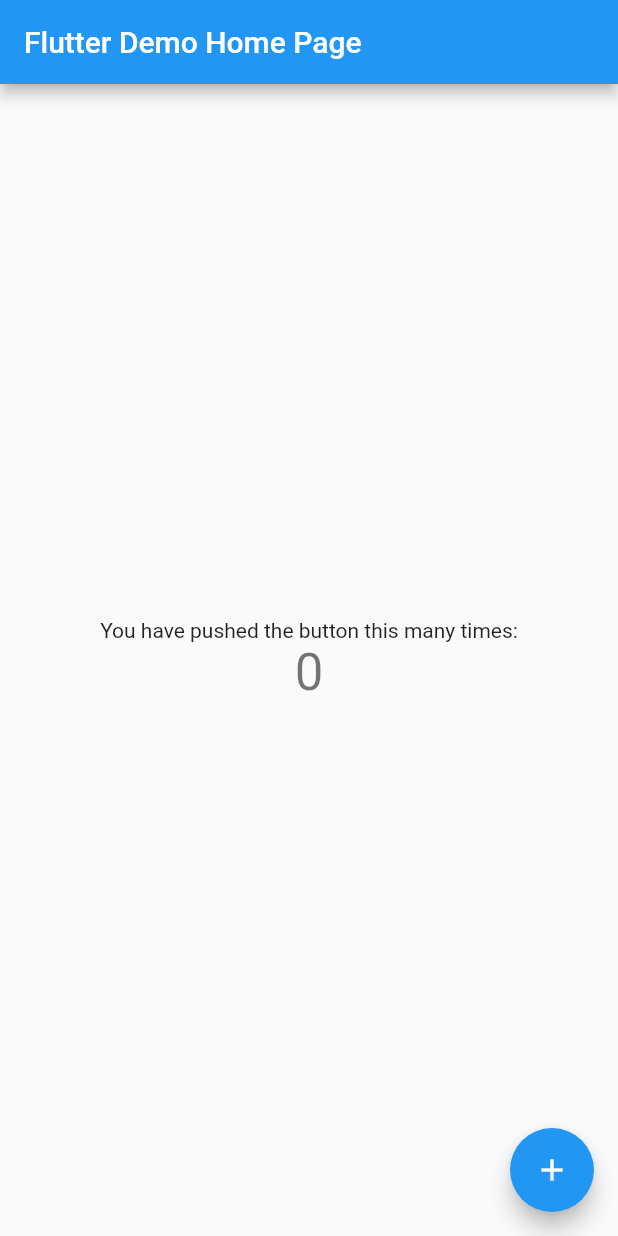
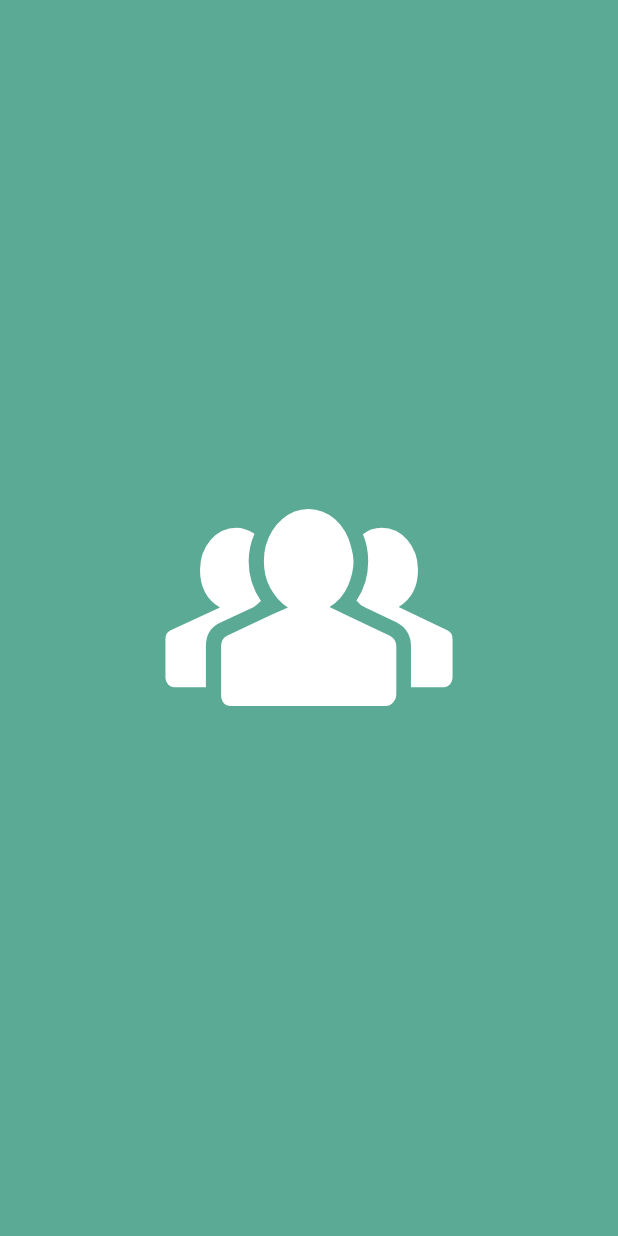
Before and after one commit to AdvayaD/Comms, a Flutter app: the first screen one second after launch, on a phone screen of 412 x 824 dp. Run offline on Flutter 3.47's test engine with Material 2 defaults, Android fonts, the phone set to English and light mode, and no system bars.

Commit message:
First Page Done

```diff
--- /dev/null
+++ b/comms_flutter_app/lib/helpers/iconhelper.dart
@@ -0,0 +1,6 @@
+class IconFontHelper {
+  static const String CONTROLLER = 'c';
+  static const PEOPLE = "d";
+}
+
+// needs to be changed later when we create our SVGs
--- a/comms_flutter_app/lib/main.dart
+++ b/comms_flutter_app/lib/main.dart
@@ -1,115 +1,59 @@
 import 'package:flutter/material.dart';
+import './helpers/iconhelper.dart';
 
 void main() {
-  runApp(const MyApp());
+  runApp(MaterialApp(
+      debugShowCheckedModeBanner: false,
+      home: SplashPage(duration: 3, goToPage: WelcomePage())));
 }
 
-class MyApp extends StatelessWidget {
-  const MyApp({Key? key}) : super(key: key);
+class IconFont extends StatelessWidget {
+  Color color;
+  double size;
+  String iconName;
 
-  // This widget is the root of your application.
+  IconFont({required this.color, required this.size, required this.iconName});
+
   @override
   Widget build(BuildContext context) {
-    return MaterialApp(
-      title: 'Flutter Demo',
-      theme: ThemeData(
-        // This is the theme of your application.
-        //
-        // Try running your application with "flutter run". You'll see the
-        // application has a blue toolbar. Then, without quitting the app, try
-        // changing the primarySwatch below to Colors.green and then invoke
-        // "hot reload" (press "r" in the console where you ran "flutter run",
-        // or simply save your changes to "hot reload" in a Flutter IDE).
-        // Notice that the counter didn't reset back to zero; the application
-        // is not restarted.
-        primarySwatch: Colors.blue,
-      ),
-      home: const MyHomePage(title: 'Flutter Demo Home Page'),
-    );
+    return Text(this.iconName,
+        style: TextStyle(
+          color: this.color,
+          fontSize: this.size,
+          fontFamily: 'icons',
+        ));
   }
 }
 
-class MyHomePage extends StatefulWidget {
-  const MyHomePage({Key? key, required this.title}) : super(key: key);
+class SplashPage extends StatelessWidget {
+  int duration = 0;
+  Widget goToPage;
 
-  // This widget is the home page of your application. It is stateful, meaning
-  // that it has a State object (defined below) that contains fields that affect
-  // how it looks.
-
-  // This class is the configuration for the state. It holds the values (in this
-  // case the title) provided by the parent (in this case the App widget) and
-  // used by the build method of the State. Fields in a Widget subclass are
-  // always marked "final".
-
-  final String title;
-
-  @override
-  State<MyHomePage> createState() => _MyHomePageState();
-}
-
-class _MyHomePageState extends State<MyHomePage> {
-  int _counter = 0;
-
-  void _incrementCounter() {
-    setState(() {
-      // This call to setState tells the Flutter framework that something has
-      // changed in this State, which causes it to rerun the build method below
-      // so that the display can reflect the updated values. If we changed
-      // _counter without calling setState(), then the build method would not be
-      // called again, and so nothing would appear to happen.
-      _counter++;
-    });
-  }
+  SplashPage({required this.duration, required this.goToPage});
 
   @override
   Widget build(BuildContext context) {
-    // This method is rerun every time setState is called, for instance as done
-    // by the _incrementCounter method above.
-    //
-    // The Flutter framework has been optimized to make rerunning build methods
-    // fast, so that you can just rebuild anything that needs updating rather
-    // than having to individually change instances of widgets.
+    Future.delayed(Duration(seconds: this.duration), () {
+      Navigator.push(
+          context, MaterialPageRoute(builder: (context) => this.goToPage));
+    });
+
     return Scaffold(
-      appBar: AppBar(
-        // Here we take the value from the MyHomePage object that was created by
-        // the App.build method, and use it to set our appbar title.
-        title: Text(widget.title),
-      ),
-      body: Center(
-        // Center is a layout widget. It takes a single child and positions it
-        // in the middle of the parent.
-        child: Column(
-          // Column is also a layout widget. It takes a list of children and
-          // arranges them vertically. By default, it sizes itself to fit its
-          // children horizontally, and tries to be as tall as its parent.
-          //
-          // Invoke "debug painting" (press "p" in the console, choose the
-          // "Toggle Debug Paint" action from the Flutter Inspector in Android
-          // Studio, or the "Toggle Debug Paint" command in Visual Studio Code)
-          // to see the wireframe for each widget.
-          //
-          // Column has various properties to control how it sizes itself and
-          // how it positions its children. Here we use mainAxisAlignment to
-          // center the children vertically; the main axis here is the vertical
-          // axis because Columns are vertical (the cross axis would be
-          // horizontal).
-          mainAxisAlignment: MainAxisAlignment.center,
-          children: <Widget>[
-            const Text(
-              'You have pushed the button this many times:',
-            ),
-            Text(
-              '$_counter',
-              style: Theme.of(context).textTheme.headline4,
-            ),
-          ],
-        ),
-      ),
-      floatingActionButton: FloatingActionButton(
-        onPressed: _incrementCounter,
-        tooltip: 'Increment',
-        child: const Icon(Icons.add),
-      ), // This trailing comma makes auto-formatting nicer for build methods.
-    );
+        body: Container(
+            color: Color.fromRGBO(90, 170, 149, 1),
+            alignment: Alignment.center,
+            child: IconFont(
+                color: Colors.white,
+                size: 200,
+                iconName: IconFontHelper.PEOPLE)));
   }
 }
+
+class WelcomePage extends StatelessWidget {
+  @override
+  Widget build(BuildContext context) {
+    return Scaffold(
+        body: Container(
+            alignment: Alignment.center, child: Text('Hello World!')));
+  }
+}
```
Also changed, not shown: comms_flutter_app/pubspec.yaml (+5 -9 lines), comms_flutter_app/assets/fonts/icons.ttf (added).
